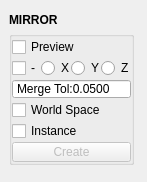
m3trik/mayatk, file mayatk/edit_utils/mirror.ui: the form before one commit.
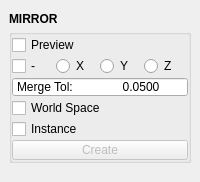
The form after the commit. Custom widgets are drawn as their Qt base class.

What changed in the file:
```diff
--- a/mayatk/edit_utils/mirror.ui
+++ b/mayatk/edit_utils/mirror.ui
@@ -6,16 +6,10 @@
    <rect>
     <x>0</x>
     <y>0</y>
-    <width>147</width>
+    <width>200</width>
     <height>182</height>
    </rect>
   </property>
-  <property name="maximumSize">
-   <size>
-    <width>999</width>
-    <height>999</height>
-   </size>
-  </property>
   <property name="windowTitle">
    <string>Toolkit</string>
   </property>
@@ -31,7 +25,13 @@
   <property name="bnabled" stdset="0">
    <bool>true</bool>
   </property>
-  <widget class="QWidget" name="mainWindow">
+  <widget class="QWidget" name="central_widget">
+   <property name="minimumSize">
+    <size>
+     <width>200</width>
+     <height>0</height>
+    </size>
+   </property>
    <layout class="QVBoxLayout" name="verticalLayout_2">
     <item>
      <layout class="QVBoxLayout" name="verticalLayout">
@@ -43,13 +43,13 @@
         <property name="minimumSize">
          <size>
           <width>0</width>
-          <height>22</height>
+          <height>20</height>
          </size>
         </property>
         <property name="maximumSize">
          <size>
-          <width>125</width>
-          <height>22</height>
+          <width>16777215</width>
+          <height>20</height>
          </size>
         </property>
         <property name="font">
@@ -65,18 +65,6 @@
       </item>
       <item>
        <widget class="QGroupBox" name="duplicate">
-        <property name="minimumSize">
-         <size>
-          <width>125</width>
-          <height>0</height>
-         </size>
-        </property>
-        <property name="maximumSize">
-         <size>
-          <width>125</width>
-          <height>999</height>
-         </size>
-        </property>
         <property name="title">
          <string/>
         </property>
@@ -114,7 +102,7 @@
              </property>
              <property name="maximumSize">
               <size>
-               <width>999</width>
+               <width>16777215</width>
                <height>20</height>
               </size>
              </property>
@@ -244,7 +232,7 @@
             <enum>QAbstractSpinBox::NoButtons</enum>
            </property>
            <property name="prefix">
-            <string>Merge Tol:</string>
+            <string>Merge Tol:               </string>
            </property>
            <property name="decimals">
             <number>4</number>
```
